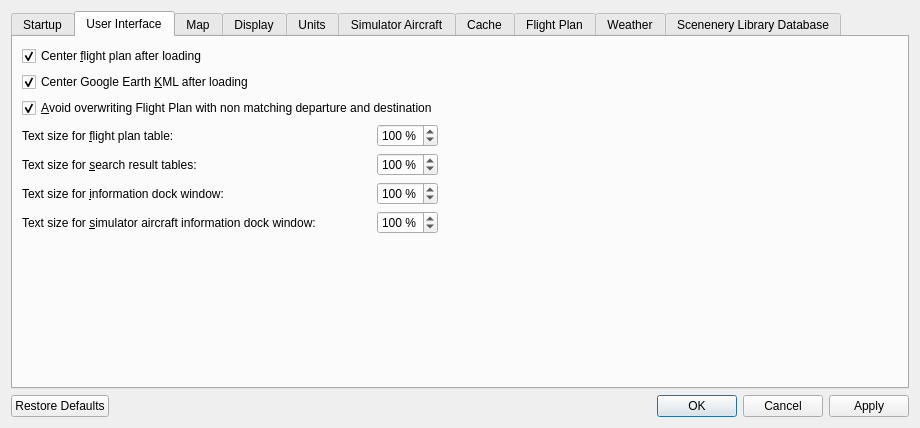
Above: src/options/options.ui from albar965/littlenavmap before the change. Below: the same form after it.
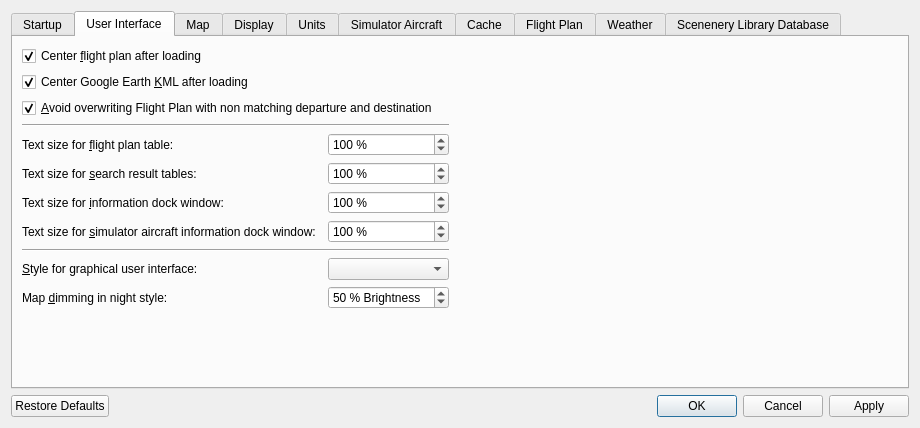
That is the form after the change. The open tabs and pages were chosen to show the change.

Commit message: Added GUI style selection in options dialog and a dark night style plus map darkening. #42

```diff
--- a/src/options/options.ui
+++ b/src/options/options.ui
@@ -30,7 +30,40 @@
        <string>Startup</string>
       </attribute>
       <layout class="QGridLayout" name="gridLayout">
-       <item row="3" column="0">
+       <item row="5" column="0">
+        <spacer name="verticalSpacer_6">
+         <property name="orientation">
+          <enum>Qt::Vertical</enum>
+         </property>
+         <property name="sizeHint" stdset="0">
+          <size>
+           <width>20</width>
+           <height>40</height>
+          </size>
+         </property>
+        </spacer>
+       </item>
+       <item row="1" column="0">
+        <widget class="QCheckBox" name="checkBoxOptionsStartupLoadKml">
+         <property name="text">
+          <string>Load last Google Earth &amp;KML file after startup</string>
+         </property>
+         <property name="checked">
+          <bool>true</bool>
+         </property>
+        </widget>
+       </item>
+       <item row="0" column="0">
+        <widget class="QCheckBox" name="checkBoxOptionsStartupLoadRoute">
+         <property name="text">
+          <string>Load last &amp;flight plan after startup</string>
+         </property>
+         <property name="checked">
+          <bool>true</bool>
+         </property>
+        </widget>
+       </item>
+       <item row="4" column="0">
         <widget class="QGroupBox" name="groupBoxOptionsStartupShowMap">
          <property name="title">
           <string>On startup show on map</string>
@@ -78,26 +111,6 @@
          </layout>
         </widget>
        </item>
-       <item row="0" column="0">
-        <widget class="QCheckBox" name="checkBoxOptionsStartupLoadRoute">
-         <property name="text">
-          <string>Load last &amp;flight plan after startup</string>
-         </property>
-         <property name="checked">
-          <bool>true</bool>
-         </property>
-        </widget>
-       </item>
-       <item row="1" column="0">
-        <widget class="QCheckBox" name="checkBoxOptionsStartupLoadKml">
-         <property name="text">
-          <string>Load last Google Earth &amp;KML file after startup</string>
-         </property>
-         <property name="checked">
-          <bool>true</bool>
-         </property>
-        </widget>
-       </item>
        <item row="2" column="0">
         <widget class="QCheckBox" name="checkBoxOptionsStartupLoadMapSettings">
          <property name="toolTip">
@@ -111,18 +124,12 @@
          </property>
         </widget>
        </item>
-       <item row="4" column="0">
-        <spacer name="verticalSpacer_6">
+       <item row="3" column="0">
+        <widget class="Line" name="line_3">
          <property name="orientation">
-          <enum>Qt::Vertical</enum>
+          <enum>Qt::Horizontal</enum>
          </property>
-         <property name="sizeHint" stdset="0">
-          <size>
-           <width>20</width>
-           <height>40</height>
-          </size>
-         </property>
-        </spacer>
+        </widget>
        </item>
       </layout>
      </widget>
@@ -131,31 +138,8 @@
        <string>User Interface</string>
       </attribute>
       <layout class="QGridLayout" name="gridLayout_2">
-       <item row="3" column="0">
-        <widget class="QLabel" name="labelOptionsGuiRouteText">
-         <property name="text">
-          <string>Text size for &amp;flight plan table:</string>
-         </property>
-         <property name="buddy">
-          <cstring>spinBoxOptionsGuiRouteText</cstring>
-         </property>
-        </widget>
-       </item>
-       <item row="1" column="0">
-        <widget class="QCheckBox" name="checkBoxOptionsGuiCenterKml">
-         <property name="toolTip">
-          <string>Does not apply to the KML files loaded after startup.</string>
-         </property>
-         <property name="text">
-          <string>Center Google Earth &amp;KML after loading</string>
-         </property>
-         <property name="checked">
-          <bool>true</bool>
-         </property>
-        </widget>
-       </item>
-       <item row="5" column="2">
-        <widget class="QSpinBox" name="spinBoxOptionsGuiInfoText">
+       <item row="4" column="2">
+        <widget class="QSpinBox" name="spinBoxOptionsGuiRouteText">
          <property name="readOnly">
           <bool>false</bool>
          </property>
@@ -163,7 +147,7 @@
           <string> %</string>
          </property>
          <property name="minimum">
-          <number>50</number>
+          <number>70</number>
          </property>
          <property name="maximum">
           <number>150</number>
@@ -176,7 +160,7 @@
          </property>
         </widget>
        </item>
-       <item row="4" column="3">
+       <item row="5" column="3">
         <spacer name="horizSpaceUI">
          <property name="orientation">
           <enum>Qt::Horizontal</enum>
@@ -189,28 +173,15 @@
          </property>
         </spacer>
        </item>
-       <item row="5" column="0">
-        <widget class="QLabel" name="labelOptionsGuiInfoText">
-         <property name="text">
-          <string>Text size for &amp;information dock window:</string>
+       <item row="8" column="0" colspan="3">
+        <widget class="Line" name="line_2">
+         <property name="orientation">
+          <enum>Qt::Horizontal</enum>
          </property>
-         <property name="buddy">
-          <cstring>spinBoxOptionsGuiInfoText</cstring>
-         </property>
         </widget>
        </item>
-       <item row="6" column="0">
-        <widget class="QLabel" name="labelOptionsGuiSimInfoText">
-         <property name="text">
-          <string>Text size for &amp;simulator aircraft information dock window:</string>
-         </property>
-         <property name="buddy">
-          <cstring>spinBoxOptionsGuiSimInfoText</cstring>
-         </property>
-        </widget>
-       </item>
-       <item row="4" column="2">
-        <widget class="QSpinBox" name="spinBoxOptionsGuiSearchText">
+       <item row="7" column="2">
+        <widget class="QSpinBox" name="spinBoxOptionsGuiSimInfoText">
          <property name="readOnly">
           <bool>false</bool>
          </property>
@@ -218,7 +189,7 @@
           <string> %</string>
          </property>
          <property name="minimum">
-          <number>70</number>
+          <number>50</number>
          </property>
          <property name="maximum">
           <number>150</number>
@@ -231,7 +202,7 @@
          </property>
         </widget>
        </item>
-       <item row="4" column="0">
+       <item row="5" column="0">
         <widget class="QLabel" name="labelOptionsGuiSearchText">
          <property name="text">
           <string>Text size for &amp;search result tables:</string>
@@ -241,6 +212,73 @@
          </property>
         </widget>
        </item>
+       <item row="5" column="2">
+        <widget class="QSpinBox" name="spinBoxOptionsGuiSearchText">
+         <property name="readOnly">
+          <bool>false</bool>
+         </property>
+         <property name="suffix">
+          <string> %</string>
+         </property>
+         <property name="minimum">
+          <number>70</number>
+         </property>
+         <property name="maximum">
+          <number>150</number>
+         </property>
+         <property name="singleStep">
+          <number>10</number>
+         </property>
+         <property name="value">
+          <number>100</number>
+         </property>
+        </widget>
+       </item>
+       <item row="9" column="0">
+        <widget class="QLabel" name="labelOptionsGuiTheme">
+         <property name="text">
+          <string>&amp;Style for graphical user interface:</string>
+         </property>
+         <property name="buddy">
+          <cstring>comboBoxOptionsGuiTheme</cstring>
+         </property>
+        </widget>
+       </item>
+       <item row="6" column="2">
+        <widget class="QSpinBox" name="spinBoxOptionsGuiInfoText">
+         <property name="readOnly">
+          <bool>false</bool>
+         </property>
+         <property name="suffix">
+          <string> %</string>
+         </property>
+         <property name="minimum">
+          <number>50</number>
+         </property>
+         <property name="maximum">
+          <number>150</number>
+         </property>
+         <property name="singleStep">
+          <number>10</number>
+         </property>
+         <property name="value">
+          <number>100</number>
+         </property>
+        </widget>
+       </item>
+       <item row="6" column="0">
+        <widget class="QLabel" name="labelOptionsGuiInfoText">
+         <property name="text">
+          <string>Text size for &amp;information dock window:</string>
+         </property>
+         <property name="buddy">
+          <cstring>spinBoxOptionsGuiInfoText</cstring>
+         </property>
+        </widget>
+       </item>
+       <item row="9" column="2">
+        <widget class="QComboBox" name="comboBoxOptionsGuiTheme"/>
+       </item>
        <item row="0" column="0">
         <widget class="QCheckBox" name="checkBoxOptionsGuiCenterRoute">
          <property name="toolTip">
@@ -254,51 +292,30 @@
          </property>
         </widget>
        </item>
-       <item row="3" column="2">
-        <widget class="QSpinBox" name="spinBoxOptionsGuiRouteText">
-         <property name="readOnly">
-          <bool>false</bool>
+       <item row="4" column="0">
+        <widget class="QLabel" name="labelOptionsGuiRouteText">
+         <property name="text">
+          <string>Text size for &amp;flight plan table:</string>
          </property>
-         <property name="suffix">
-          <string> %</string>
+         <property name="buddy">
+          <cstring>spinBoxOptionsGuiRouteText</cstring>
          </property>
-         <property name="minimum">
-          <number>70</number>
-         </property>
-         <property name="maximum">
-          <number>150</number>
-         </property>
-         <property name="singleStep">
-          <number>10</number>
-         </property>
-         <property name="value">
-          <number>100</number>
-         </property>
         </widget>
        </item>
-       <item row="6" column="2">
-        <widget class="QSpinBox" name="spinBoxOptionsGuiSimInfoText">
-         <property name="readOnly">
-          <bool>false</bool>
+       <item row="1" column="0">
+        <widget class="QCheckBox" name="checkBoxOptionsGuiCenterKml">
+         <property name="toolTip">
+          <string>Does not apply to the KML files loaded after startup.</string>
          </property>
-         <property name="suffix">
-          <string> %</string>
+         <property name="text">
+          <string>Center Google Earth &amp;KML after loading</string>
          </property>
-         <property name="minimum">
-          <number>50</number>
+         <property name="checked">
+          <bool>true</bool>
          </property>
-         <property name="maximum">
-          <number>150</number>
-         </property>
-         <property name="singleStep">
-          <number>10</number>
-         </property>
-         <property name="value">
-          <number>100</number>
-         </property>
         </widget>
        </item>
-       <item row="7" column="0">
+       <item row="11" column="0">
         <spacer name="verticalSpacer">
          <property name="orientation">
           <enum>Qt::Vertical</enum>
@@ -311,6 +328,23 @@
          </property>
         </spacer>
        </item>
+       <item row="3" column="0" colspan="3">
+        <widget class="Line" name="line">
+         <property name="orientation">
+          <enum>Qt::Horizontal</enum>
+         </property>
+        </widget>
+       </item>
+       <item row="7" column="0">
+        <widget class="QLabel" name="labelOptionsGuiSimInfoText">
+         <property name="text">
+          <string>Text size for &amp;simulator aircraft information dock window:</string>
+         </property>
+         <property name="buddy">
+          <cstring>spinBoxOptionsGuiSimInfoText</cstring>
+         </property>
+        </widget>
+       </item>
        <item row="2" column="0" colspan="3">
         <widget class="QCheckBox" name="checkBoxOptionsGuiAvoidOverwrite">
          <property name="toolTip">
@@ -325,6 +359,41 @@
          </property>
         </widget>
        </item>
+       <item row="10" column="2">
+        <widget class="QSpinBox" name="spinBoxOptionsGuiThemeMapDimming">
+         <property name="toolTip">
+          <string>Darken the map for the style &quot;Night&quot;. Lower values result in a darker map display.</string>
+         </property>
+         <property name="readOnly">
+          <bool>false</bool>
+         </property>
+         <property name="suffix">
+          <string> % Brightness</string>
+         </property>
+         <property name="minimum">
+          <number>10</number>
+         </property>
+         <property name="maximum">
+          <number>100</number>
+         </property>
+         <property name="singleStep">
+          <number>10</number>
+         </property>
+         <property name="value">
+          <number>50</number>
+         </property>
+        </widget>
+       </item>
+       <item row="10" column="0">
+        <widget class="QLabel" name="labelOptionsGuiThemeMapDimming">
+         <property name="text">
+          <string>Map &amp;dimming in night style:</string>
+         </property>
+         <property name="buddy">
+          <cstring>spinBoxOptionsGuiThemeMapDimming</cstring>
+         </property>
+        </widget>
+       </item>
       </layout>
      </widget>
      <widget class="QWidget" name="tabOptionsMap">
@@ -373,7 +442,7 @@
              <string>&amp;Treat empty airports special</string>
             </property>
             <property name="checked">
-             <bool>true</bool>
+             <bool>false</bool>
             </property>
            </widget>
           </item>
```
The commit also changes 10 other files.
